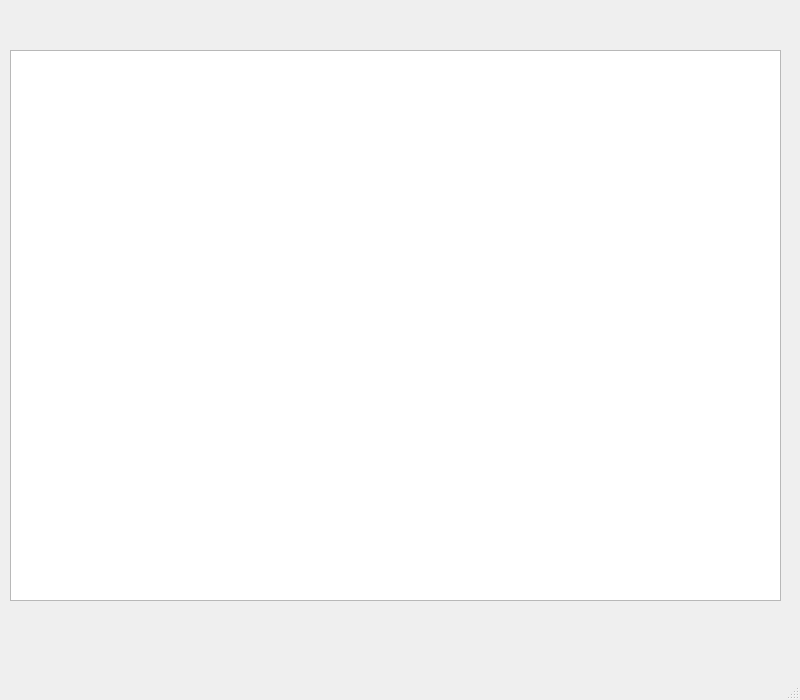
gabriellopera/proyectofinal, file mainwindow.ui: the form before one commit.
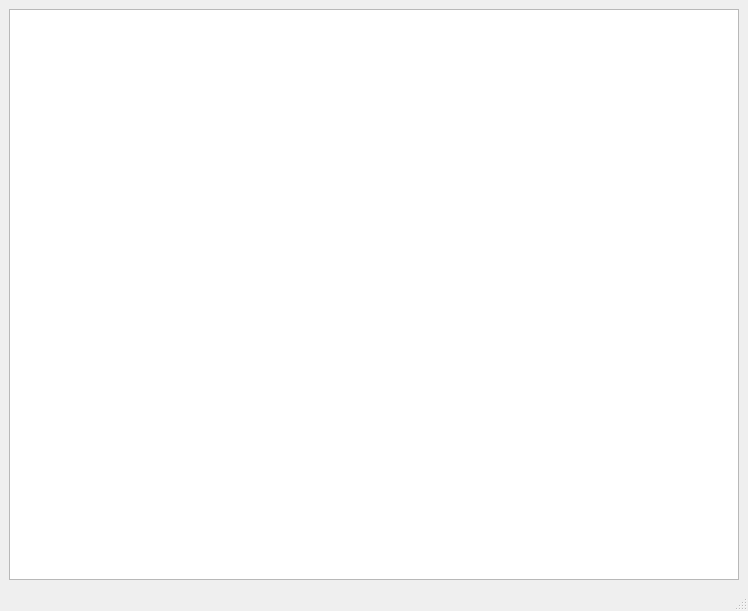
The form after the commit.

Diff of the .ui file:
```diff
--- a/mainwindow.ui
+++ b/mainwindow.ui
@@ -6,24 +6,19 @@
    <rect>
     <x>0</x>
     <y>0</y>
-    <width>800</width>
-    <height>700</height>
+    <width>748</width>
+    <height>611</height>
    </rect>
   </property>
   <property name="windowTitle">
    <string>MainWindow</string>
   </property>
   <widget class="QWidget" name="centralwidget">
-   <widget class="QGraphicsView" name="graphicsView">
-    <property name="geometry">
-     <rect>
-      <x>10</x>
-      <y>50</y>
-      <width>771</width>
-      <height>551</height>
-     </rect>
-    </property>
-   </widget>
+   <layout class="QGridLayout" name="gridLayout">
+    <item row="0" column="0">
+     <widget class="QGraphicsView" name="graphicsView"/>
+    </item>
+   </layout>
   </widget>
   <widget class="QMenuBar" name="menubar">
    <property name="geometry">
```
Left out of the diff: 2 changed lines with no effect on the pictures.
